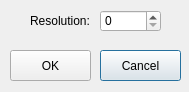
Qt form LEGO/OurCustomOptionDialog.ui (xwzhangcs/LEGO) before a commit.
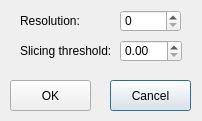
The same form after that commit.

Commit message:
horizontal slicing for our custom algorithm
horizontal slicing for our custom algorithm.
also, obj writer is added.

Diff of the .ui file:
```diff
--- a/LEGO/OurCustomOptionDialog.ui
+++ b/LEGO/OurCustomOptionDialog.ui
@@ -6,8 +6,8 @@
    <rect>
     <x>0</x>
     <y>0</y>
-    <width>189</width>
-    <height>92</height>
+    <width>202</width>
+    <height>121</height>
    </rect>
   </property>
   <property name="windowTitle">
@@ -16,7 +16,7 @@
   <widget class="QLabel" name="label">
    <property name="geometry">
     <rect>
-     <x>30</x>
+     <x>20</x>
      <y>10</y>
      <width>61</width>
      <height>21</height>
@@ -29,7 +29,7 @@
   <widget class="QSpinBox" name="spinBoxResolution">
    <property name="geometry">
     <rect>
-     <x>100</x>
+     <x>120</x>
      <y>10</y>
      <width>61</width>
      <height>22</height>
@@ -39,8 +39,8 @@
   <widget class="QPushButton" name="pushButtonCancel">
    <property name="geometry">
     <rect>
-     <x>100</x>
-     <y>50</y>
+     <x>110</x>
+     <y>80</y>
      <width>81</width>
      <height>31</height>
     </rect>
@@ -53,7 +53,7 @@
    <property name="geometry">
     <rect>
      <x>10</x>
-     <y>50</y>
+     <y>80</y>
      <width>81</width>
      <height>31</height>
     </rect>
@@ -62,6 +62,29 @@
     <string>OK</string>
    </property>
   </widget>
+  <widget class="QDoubleSpinBox" name="doubleSpinBoxSlicingThreshold">
+   <property name="geometry">
+    <rect>
+     <x>120</x>
+     <y>40</y>
+     <width>62</width>
+     <height>22</height>
+    </rect>
+   </property>
+  </widget>
+  <widget class="QLabel" name="label_2">
+   <property name="geometry">
+    <rect>
+     <x>20</x>
+     <y>40</y>
+     <width>91</width>
+     <height>21</height>
+    </rect>
+   </property>
+   <property name="text">
+    <string>Slicing threshold:</string>
+   </property>
+  </widget>
  </widget>
  <layoutdefault spacing="6" margin="11"/>
  <resources/>
```
The commit also changes 17 other files.
